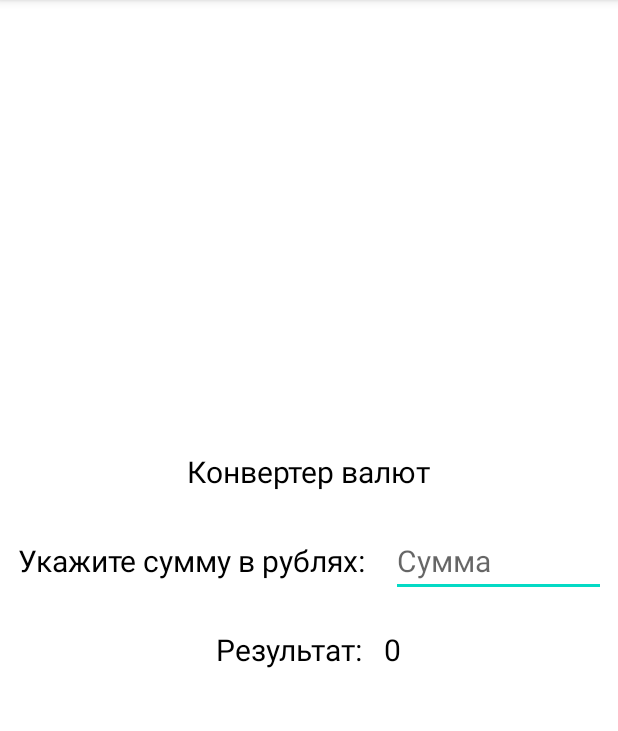
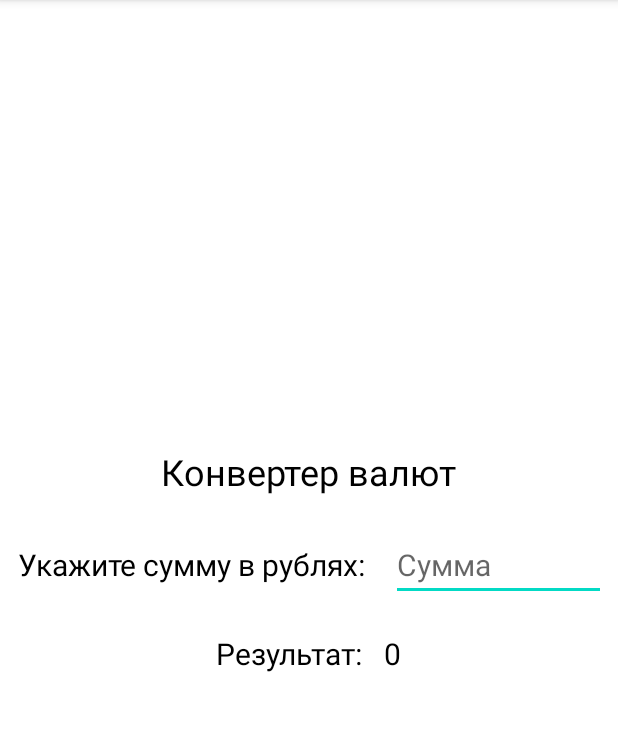
Before and after one commit to KNLighty/assignment_test_android, an Android app: the CurrencyConverterActivity screen opened directly, with no data from a screen before it, on a phone screen of 412 x 824 dp, the part 84-815 px from its top. Run offline under Robolectric (Android 15) with nearby library versions, the phone set to English and light mode, and no system bars.

Commit message:
disabled night mode if active on device

```diff
--- a/app/src/main/java/com/example/testassignmentandroid/MainActivity.java
+++ b/app/src/main/java/com/example/testassignmentandroid/MainActivity.java
@@ -2,6 +2,7 @@ package com.example.testassignmentandroid;
 
 import androidx.appcompat.app.AlertDialog;
 import androidx.appcompat.app.AppCompatActivity;
+import androidx.appcompat.app.AppCompatDelegate;
 
 import android.content.Context;
 import android.net.ConnectivityManager;
@@ -39,6 +40,7 @@ public class MainActivity extends AppCompatActivity {
 
     @Override
     protected void onCreate(Bundle savedInstanceState) {
+        AppCompatDelegate.setDefaultNightMode(AppCompatDelegate.MODE_NIGHT_NO);
         super.onCreate(savedInstanceState);
         setContentView(R.layout.activity_main);
 
--- a/app/src/main/res/layout/activity_currency_converter.xml
+++ b/app/src/main/res/layout/activity_currency_converter.xml
@@ -20,7 +20,7 @@
             android:layout_marginBottom="20dp"
             android:text="Конвертер валют"
             android:textColor="@color/black"
-            android:textSize="@dimen/text_size" />
+            android:textSize="@dimen/big_text_size" />
 
     </LinearLayout>
 
--- a/app/src/main/res/layout/activity_main.xml
+++ b/app/src/main/res/layout/activity_main.xml
@@ -21,7 +21,7 @@
         android:layout_height="wrap_content"
         android:padding="16dp"
         android:textColor="@color/red"
-        android:textSize="30sp"
+        android:textSize="@dimen/big_text_size"
         app:layout_constraintBottom_toBottomOf="parent"
         app:layout_constraintEnd_toEndOf="parent"
         app:layout_constraintStart_toStartOf="parent"
--- a/app/src/main/res/values/dimens.xml
+++ b/app/src/main/res/values/dimens.xml
@@ -1,4 +1,5 @@
 <?xml version="1.0" encoding="utf-8"?>
 <resources>
     <dimen name="text_size">20sp</dimen>
+    <dimen name="big_text_size">24sp</dimen>
 </resources>
--- a/app/src/main/res/values/themes.xml
+++ b/app/src/main/res/values/themes.xml
@@ -1,6 +1,6 @@
 <resources xmlns:tools="http://schemas.android.com/tools">
     <!-- Base application theme. -->
-    <style name="Theme.TestAssignmentAndroid" parent="Theme.MaterialComponents.DayNight.DarkActionBar">
+    <style name="Theme.TestAssignmentAndroid" parent="Theme.MaterialComponents.Light.DarkActionBar">
         <!-- Primary brand color. -->
         <item name="colorPrimary">@color/purple_500</item>
         <item name="colorPrimaryVariant">@color/purple_700</item>
```
